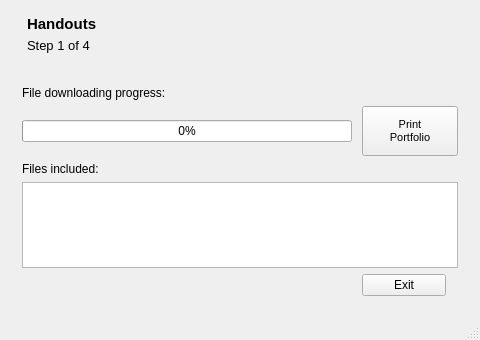
Above: portfolio/ui/mainwindow.ui from manutorres/pernambuco before the change. Below: the same form after it.
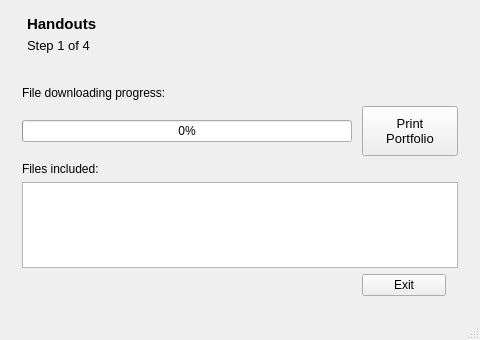
That is the form after the change. Icons and pictures are not drawn.

Commit message: Cambio de font en el boton imprimir.

```diff
--- a/portfolio/ui/mainwindow.ui
+++ b/portfolio/ui/mainwindow.ui
@@ -978,7 +978,7 @@
           <property name="font">
            <font>
             <family>Arial</family>
-            <pointsize>8</pointsize>
+            <pointsize>10</pointsize>
            </font>
           </property>
           <property name="text">
```
Left out of the diff: 2 changed lines with no effect on the pictures.
